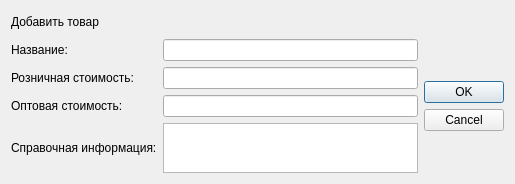
The window that dialog_add_goods_manager.ui (MukizuL/Retail-Sale-App) describes before a commit, drawn with Qt 5.
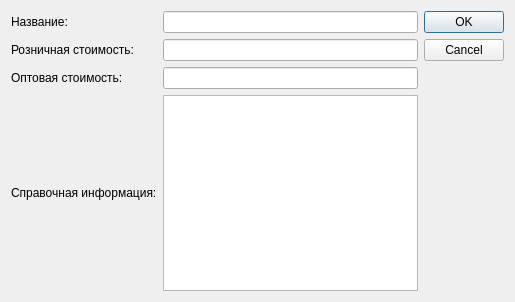
The same window after the commit.

Commit message: Validators, QSqlQueryModel and layout updates

What changed in the file:
```diff
--- a/dialog_add_goods_manager.ui
+++ b/dialog_add_goods_manager.ui
@@ -7,7 +7,7 @@
     <x>0</x>
     <y>0</y>
     <width>515</width>
-    <height>184</height>
+    <height>302</height>
    </rect>
   </property>
   <property name="sizePolicy">
@@ -17,17 +17,8 @@
    </sizepolicy>
   </property>
   <property name="windowTitle">
-   <string>Dialog</string>
-  </property>
-  <layout class="QVBoxLayout" name="verticalLayout">
-   <item>
-    <widget class="QLabel" name="label">
-     <property name="text">
       <string>Добавить товар</string>
      </property>
-    </widget>
-   </item>
-   <item>
     <layout class="QHBoxLayout" name="horizontalLayout">
      <item>
       <layout class="QGridLayout" name="gridLayout">
@@ -114,6 +105,11 @@
       </layout>
      </item>
      <item>
+    <layout class="QVBoxLayout" name="verticalLayout">
+     <property name="rightMargin">
+      <number>0</number>
+     </property>
+     <item>
       <widget class="QDialogButtonBox" name="buttonBox">
        <property name="sizePolicy">
         <sizepolicy hsizetype="Preferred" vsizetype="Preferred">
@@ -135,6 +131,19 @@
        </property>
       </widget>
      </item>
+     <item>
+      <spacer name="verticalSpacer">
+       <property name="orientation">
+        <enum>Qt::Vertical</enum>
+       </property>
+       <property name="sizeHint" stdset="0">
+        <size>
+         <width>20</width>
+         <height>40</height>
+        </size>
+       </property>
+      </spacer>
+     </item>
     </layout>
    </item>
   </layout>
```
Lines whose indentation alone changed are shown as unchanged. The commit also changes 10 other files.
